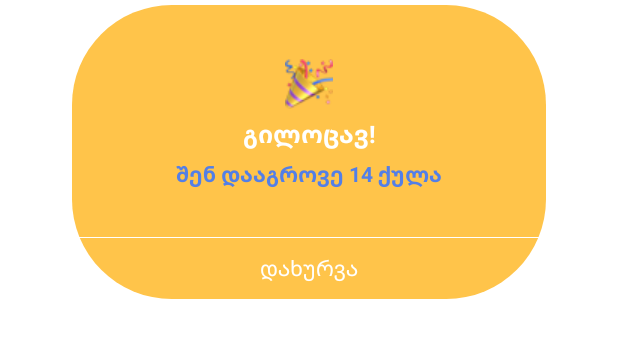
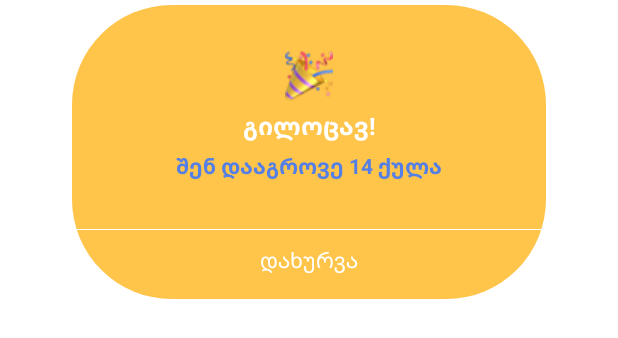
Before and after one commit to ninikokra/Quiz, an Android app: the layout congrats_dialog.xml on its own in the app's theme, with its tools: preview values and no code run, on a phone screen of 412 x 824 dp. Shown: the top 338 px of the screen. Run offline under Robolectric (Android 15) with nearby library versions, the phone set to English and light mode, and no system bars.

```diff
--- a/app/src/main/res/layout/activity_main.xml
+++ b/app/src/main/res/layout/activity_main.xml
@@ -16,5 +16,4 @@
         app:layout_constraintStart_toStartOf="parent"
         app:layout_constraintTop_toTopOf="parent"
         app:navGraph="@navigation/nav_graph" />
-
 </androidx.constraintlayout.widget.ConstraintLayout>
--- a/app/src/main/res/layout/congrats_dialog.xml
+++ b/app/src/main/res/layout/congrats_dialog.xml
@@ -1,5 +1,6 @@
 <?xml version="1.0" encoding="utf-8"?>
 <androidx.constraintlayout.widget.ConstraintLayout xmlns:android="http://schemas.android.com/apk/res/android"
+    xmlns:tools="http://schemas.android.com/tools"
     android:layout_width="match_parent"
     android:layout_height="wrap_content"
     xmlns:app="http://schemas.android.com/apk/res-auto">
@@ -14,29 +15,21 @@
         app:layout_constraintTop_toTopOf="parent"
         app:rectangleBackgroundColor="@color/yellow_primary" />
 
-    <ImageView
-        android:id="@+id/imageView2"
-        android:layout_width="wrap_content"
-        android:layout_height="wrap_content"
-        android:layout_marginTop="@dimen/dimen_39dp"
-        android:src="@drawable/ic_happy"
-        app:layout_constraintEnd_toEndOf="@+id/dialogRectangleView"
-        app:layout_constraintStart_toStartOf="@+id/dialogRectangleView"
-        app:layout_constraintTop_toTopOf="@+id/dialogRectangleView" />
-
     <TextView
         android:id="@+id/congratsTextView"
         android:layout_width="wrap_content"
         android:layout_height="wrap_content"
-        android:layout_marginTop="@dimen/dimen_5dp"
+        android:font="@font/myriad_geo"
+        android:layout_marginTop="@dimen/dimen_34dp"
+        android:drawablePadding="@dimen/dimen_5dp"
         android:text="@string/congratulations_text"
         android:textColor="@color/neutral_04_white"
         android:textSize="@dimen/dimen_16sp"
-        android:font="@font/myriad_geo"
         android:textStyle="bold"
         app:layout_constraintEnd_toEndOf="@+id/dialogRectangleView"
         app:layout_constraintStart_toStartOf="@+id/dialogRectangleView"
-        app:layout_constraintTop_toBottomOf="@+id/imageView2" />
+        app:layout_constraintTop_toTopOf="@+id/dialogRectangleView"
+        app:drawableTopCompat="@drawable/ic_happy" />
 
     <TextView
         android:id="@+id/earnedPointsTextView"
@@ -53,7 +46,7 @@
         app:layout_constraintTop_toBottomOf="@+id/congratsTextView" />
 
     <View
-        android:id="@+id/view2"
+        android:id="@+id/viewLine"
         android:layout_width="match_parent"
         android:layout_height="0.8dp"
         android:layout_marginHorizontal="@dimen/dimen_50dp"
@@ -64,6 +57,7 @@
         app:layout_constraintTop_toBottomOf="@+id/earnedPointsTextView" />
 
     <TextView
+        android:id="@+id/closeDialogButton"
         android:layout_width="wrap_content"
         android:layout_height="wrap_content"
         android:font="@font/myriad_geo"
@@ -71,7 +65,7 @@
         android:textColor="@color/neutral_04_white"
         android:textSize="@dimen/dimen_14sp"
         android:layout_marginTop="@dimen/dimen_10dp"
-        app:layout_constraintEnd_toEndOf="@+id/view2"
-        app:layout_constraintStart_toStartOf="@+id/view2"
-        app:layout_constraintTop_toBottomOf="@+id/view2" />
+        app:layout_constraintEnd_toEndOf="@+id/viewLine"
+        app:layout_constraintStart_toStartOf="@+id/viewLine"
+        app:layout_constraintTop_toBottomOf="@+id/viewLine" />
 </androidx.constraintlayout.widget.ConstraintLayout>
--- a/app/src/main/res/layout/exit_dialog.xml
+++ b/app/src/main/res/layout/exit_dialog.xml
@@ -9,7 +9,7 @@
         android:id="@+id/dialogRectangleView"
         android:layout_width="match_parent"
         android:layout_height="@dimen/dimen_176dp"
-        android:layout_marginHorizontal="50dp"
+        android:layout_marginHorizontal="@dimen/dimen_50dp"
         app:layout_constraintEnd_toEndOf="parent"
         app:layout_constraintStart_toStartOf="parent"
         app:layout_constraintTop_toTopOf="parent"
--- a/app/src/main/res/layout/fragment_home.xml
+++ b/app/src/main/res/layout/fragment_home.xml
@@ -6,6 +6,7 @@
     android:layout_height="match_parent"
     xmlns:app="http://schemas.android.com/apk/res-auto"
     tools:context=".presentation.home.HomeFragment">
+
     <androidx.appcompat.widget.AppCompatTextView
         android:id="@+id/helloUserTextView"
         android:layout_width="wrap_content"
@@ -22,7 +23,8 @@
     <com.space.quiz.presentation.views.RectangleView
         android:id="@+id/detailsRectangle"
         android:layout_width="match_parent"
-        android:layout_height="@dimen/dimen_75dp"
+        android:layout_height="0dp"
+        app:layout_constraintHeight_percent="0.1"
         android:layout_marginHorizontal="@dimen/dimen_16dp"
         android:layout_marginTop="@dimen/dimen_20dp"
         app:rectangleBackgroundColor="@color/blue_secondary_default"
--- a/app/src/main/res/layout/fragment_intro.xml
+++ b/app/src/main/res/layout/fragment_intro.xml
@@ -9,7 +9,8 @@
     <com.space.quiz.presentation.views.IntroCustomView
         android:id="@+id/blueRectCustomView"
         android:layout_width="match_parent"
-        android:layout_height="@dimen/dimen_550dp"
+        android:layout_height="0dp"
+        app:layout_constraintHeight_percent="0.6"
         app:layout_constraintEnd_toEndOf="parent"
         app:layout_constraintStart_toStartOf="parent"
         app:layout_constraintTop_toTopOf="parent" />
--- a/app/src/main/res/layout/fragment_tests.xml
+++ b/app/src/main/res/layout/fragment_tests.xml
@@ -6,10 +6,12 @@
     android:layout_height="match_parent"
     xmlns:app="http://schemas.android.com/apk/res-auto"
     tools:context=".presentation.questions.TestsFragment">
+
     <com.space.quiz.presentation.views.TestsTopCustomView
         android:id="@+id/testsTopRectangle"
         android:layout_width="wrap_content"
-        android:layout_height="230dp"
+        android:layout_height="0dp"
+        app:layout_constraintHeight_percent="0.25"
         app:layout_constraintEnd_toEndOf="parent"
         app:layout_constraintStart_toStartOf="parent"
         app:layout_constraintTop_toTopOf="parent" />
@@ -54,6 +56,7 @@
         app:layout_constraintStart_toStartOf="parent"
         app:layout_constraintTop_toBottomOf="@+id/titleSubjectEditText" />
 
+    <!--   რისაიქლში height დროებით მაქვს გაწერილი სტატიკურად რომ დამენახა ელემენტები როგორ ჯდებოდა -->
     <androidx.recyclerview.widget.RecyclerView
         android:id="@+id/answersRecyclerView"
         android:layout_width="match_parent"
--- a/app/src/main/res/layout/questions_item.xml
+++ b/app/src/main/res/layout/questions_item.xml
@@ -8,7 +8,8 @@
     <com.space.quiz.presentation.views.RectangleView
         android:id="@+id/questionsRectangleView"
         android:layout_width="match_parent"
-        android:layout_height="@dimen/dimen_60dp"
+        android:layout_height="0dp"
+        app:layout_constraintHeight_percent="0.83"
         android:layout_marginHorizontal="@dimen/dimen_16dp"
         android:layout_marginTop="@dimen/dimen_12dp"
         app:layout_constraintEnd_toEndOf="parent"
--- a/app/src/main/res/values/attrs.xml
+++ b/app/src/main/res/values/attrs.xml
@@ -1,5 +1,5 @@
 <resources>
     <declare-styleable name="RectangleView">
         <attr name="rectangleBackgroundColor" format="color" />
-    </declare-styleable>
+</declare-styleable>
 </resources>
--- a/app/src/main/res/values/dimen.xml
+++ b/app/src/main/res/values/dimen.xml
@@ -45,6 +45,7 @@
     <dimen name="dimen_106dp">106dp</dimen>
     <dimen name="dimen_120dp">120dp</dimen>
     <dimen name="dimen_176dp">176dp</dimen>
+    <dimen name="dimen_195dp">195dp</dimen>
     <dimen name="dimen_199dp">199dp</dimen>
     <dimen name="dimen_250dp">250dp</dimen>
     <dimen name="dimen_300dp">300dp</dimen>
--- a/app/src/main/res/values/strings.xml
+++ b/app/src/main/res/values/strings.xml
@@ -1,7 +1,5 @@
 <resources>
     <string name="app_name">Quiz</string>
-    <!-- TODO: Remove or change this placeholder text -->
-    <string name="hello_blank_fragment">Hello blank fragment</string>
     <string name="my_first_quiz">ჩემი პირველი ქვიზი</string>
     <string name="enter_name">შეიყვანე სახელი</string>
     <string name="start_quiz">ქვიზის დაწყება</string>
@@ -13,4 +11,7 @@
     <string name="text_close">დახურვა</string>
     <string name="points_text">შენ დააგროვე 14 ქულა</string>
     <string name="congratulations_text">გილოცავ!</string>
+    <string name="eartned_points_text">დაგროვილი ქულები</string>
+    <string name="point_number_text">1</string>
+    <string name="unfortunately_text">🧐სამწუხაროდ,ქულები ჯერ არ გაქვს დაგროვილი.</string>
 </resources>
```
Also changed, not shown: app/src/main/java/com/space/quiz/presentation/details/DetailsFragment.kt (added, +20 -0 lines), app/src/main/res/drawable/ic_arrow_left.xml (added, +9 -0 lines), app/src/main/res/drawable/ic_yellow_circle.xml (added, +9 -0 lines), app/src/main/res/layout/fragment_details.xml (added, +81 -0 lines), app/src/main/res/layout/quiz_subject_items.xml (+26 -7 lines), app/src/main/res/navigation/nav_graph.xml (+8 -2 lines).
